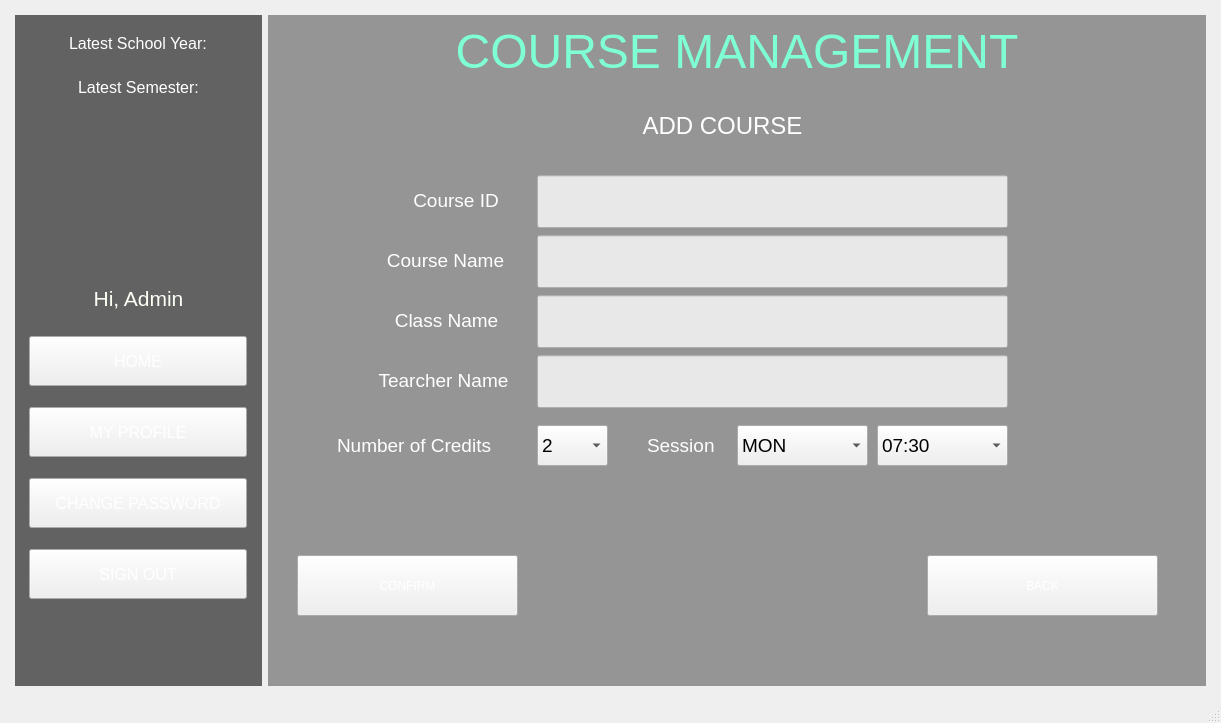
BuhDuy256/Student-Management-GROUP6-KTLT-23CLC03, file StudentManagementSystem/mainwindow.ui: the form before one commit.
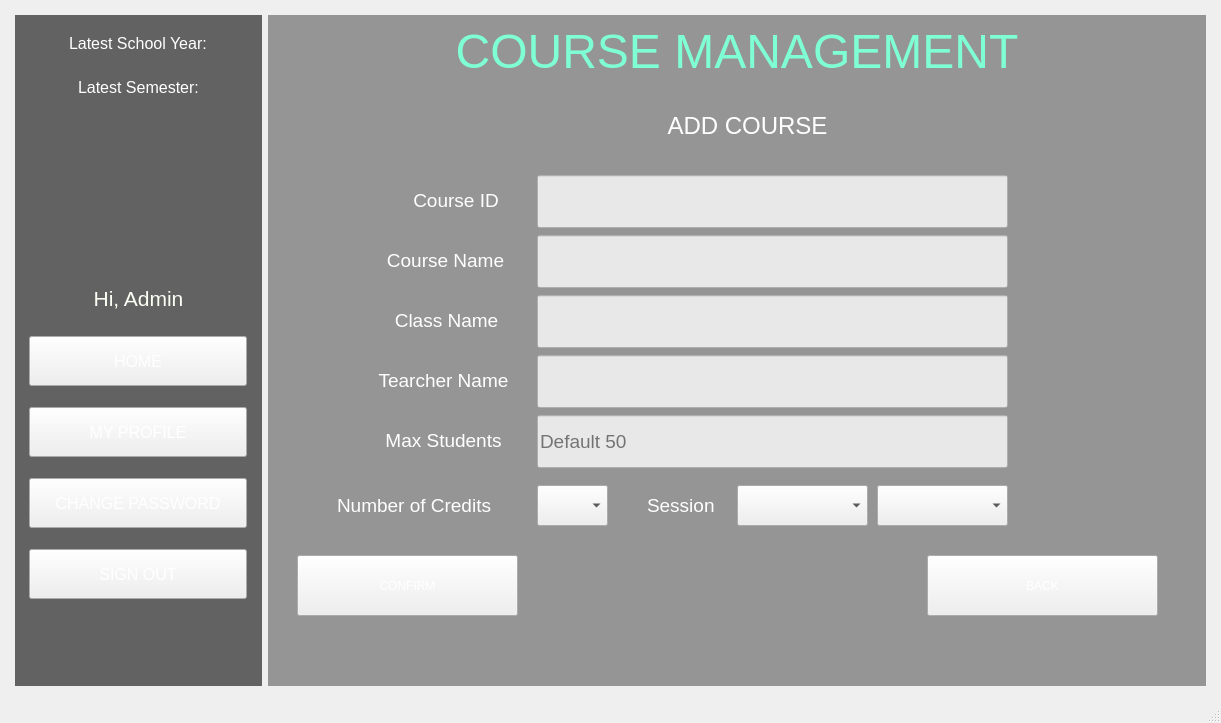
The form after the commit. The open tabs and pages were chosen to show the change. Icons and pictures are not drawn.

Patch:
```diff
--- a/StudentManagementSystem/mainwindow.ui
+++ b/StudentManagementSystem/mainwindow.ui
@@ -5754,9 +5754,9 @@
                <widget class="QLabel" name="lb_addCourse">
                 <property name="geometry">
                  <rect>
-                  <x>290</x>
+                  <x>40</x>
                   <y>20</y>
-                  <width>311</width>
+                  <width>861</width>
                   <height>41</height>
                  </rect>
                 </property>
@@ -5780,7 +5780,7 @@
                 <property name="geometry">
                  <rect>
                   <x>260</x>
-                  <y>340</y>
+                  <y>400</y>
                   <width>71</width>
                   <height>41</height>
                  </rect>
@@ -5790,6 +5790,9 @@
                   <pointsize>14</pointsize>
                  </font>
                 </property>
+                <property name="currentIndex">
+                 <number>-1</number>
+                </property>
                 <item>
                  <property name="text">
                   <string>2</string>
@@ -5810,7 +5813,7 @@
                 <property name="geometry">
                  <rect>
                   <x>460</x>
-                  <y>340</y>
+                  <y>400</y>
                   <width>131</width>
                   <height>41</height>
                  </rect>
@@ -5820,6 +5823,9 @@
                   <pointsize>14</pointsize>
                  </font>
                 </property>
+                <property name="currentIndex">
+                 <number>-1</number>
+                </property>
                 <item>
                  <property name="text">
                   <string>MON</string>
@@ -5855,7 +5861,7 @@
                 <property name="geometry">
                  <rect>
                   <x>600</x>
-                  <y>340</y>
+                  <y>400</y>
                   <width>131</width>
                   <height>41</height>
                  </rect>
@@ -5865,6 +5871,9 @@
                   <pointsize>14</pointsize>
                  </font>
                 </property>
+                <property name="currentIndex">
+                 <number>-1</number>
+                </property>
                 <item>
                  <property name="text">
                   <string>07:30</string>
@@ -5890,7 +5899,7 @@
                 <property name="geometry">
                  <rect>
                   <x>60</x>
-                  <y>340</y>
+                  <y>400</y>
                   <width>201</width>
                   <height>41</height>
                  </rect>
@@ -5911,7 +5920,7 @@
                 <property name="geometry">
                  <rect>
                   <x>370</x>
-                  <y>340</y>
+                  <y>400</y>
                   <width>91</width>
                   <height>41</height>
                  </rect>
@@ -6146,6 +6155,57 @@
                  <set>Qt::AlignCenter</set>
                 </property>
                </widget>
+               <widget class="QLineEdit" name="txt_maxStudents">
+                <property name="geometry">
+                 <rect>
+                  <x>260</x>
+                  <y>330</y>
+                  <width>471</width>
+                  <height>53</height>
+                 </rect>
+                </property>
+                <property name="minimumSize">
+                 <size>
+                  <width>0</width>
+                  <height>53</height>
+                 </size>
+                </property>
+                <property name="font">
+                 <font>
+                  <pointsize>14</pointsize>
+                 </font>
+                </property>
+                <property name="styleSheet">
+                 <string notr="true"/>
+                </property>
+                <property name="placeholderText">
+                 <string>Default 50</string>
+                </property>
+               </widget>
+               <widget class="QLabel" name="lb_maxStudents">
+                <property name="geometry">
+                 <rect>
+                  <x>90</x>
+                  <y>340</y>
+                  <width>153</width>
+                  <height>31</height>
+                 </rect>
+                </property>
+                <property name="font">
+                 <font>
+                  <pointsize>14</pointsize>
+                 </font>
+                </property>
+                <property name="styleSheet">
+                 <string notr="true">color: white;</string>
+                </property>
+                <property name="text">
+                 <string>Max Students</string>
+                </property>
+                <property name="alignment">
+                 <set>Qt::AlignCenter</set>
+                </property>
+               </widget>
               </widget>
               <widget class="QWidget" name="page_3">
                <widget class="QLabel" name="label_3">
```
Left out of the diff: 15 changed lines with no effect on the pictures.
